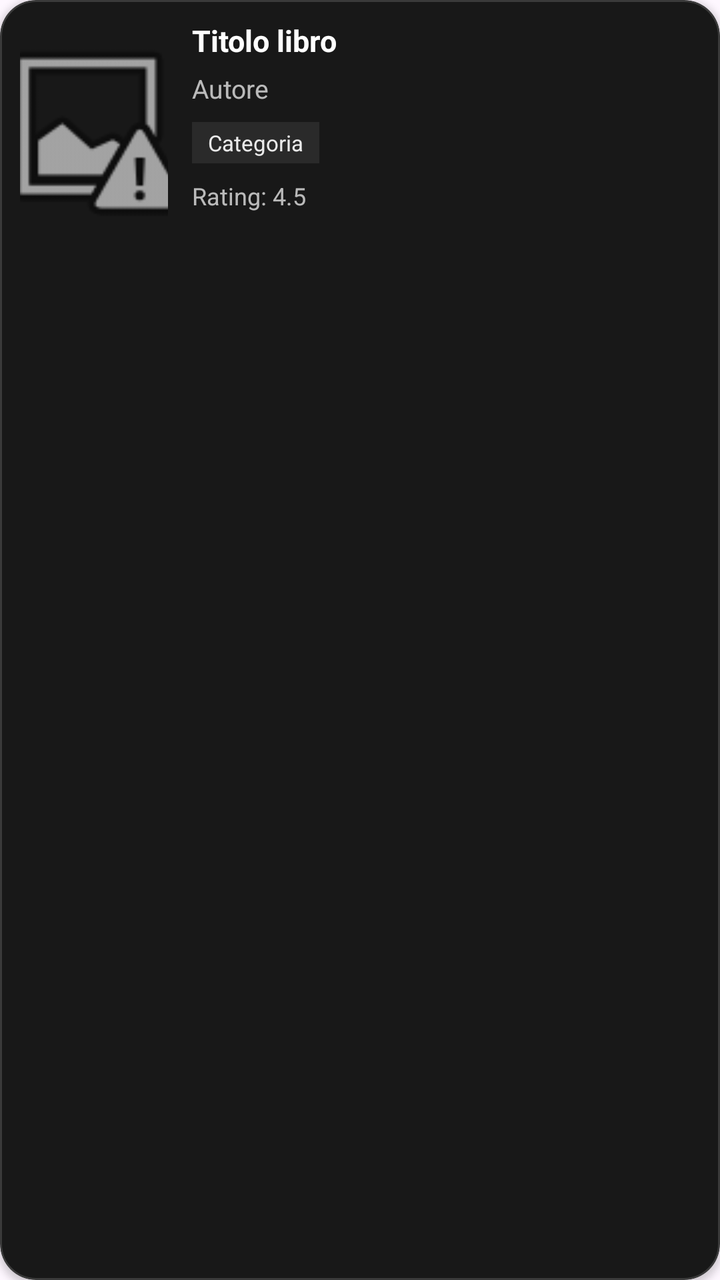
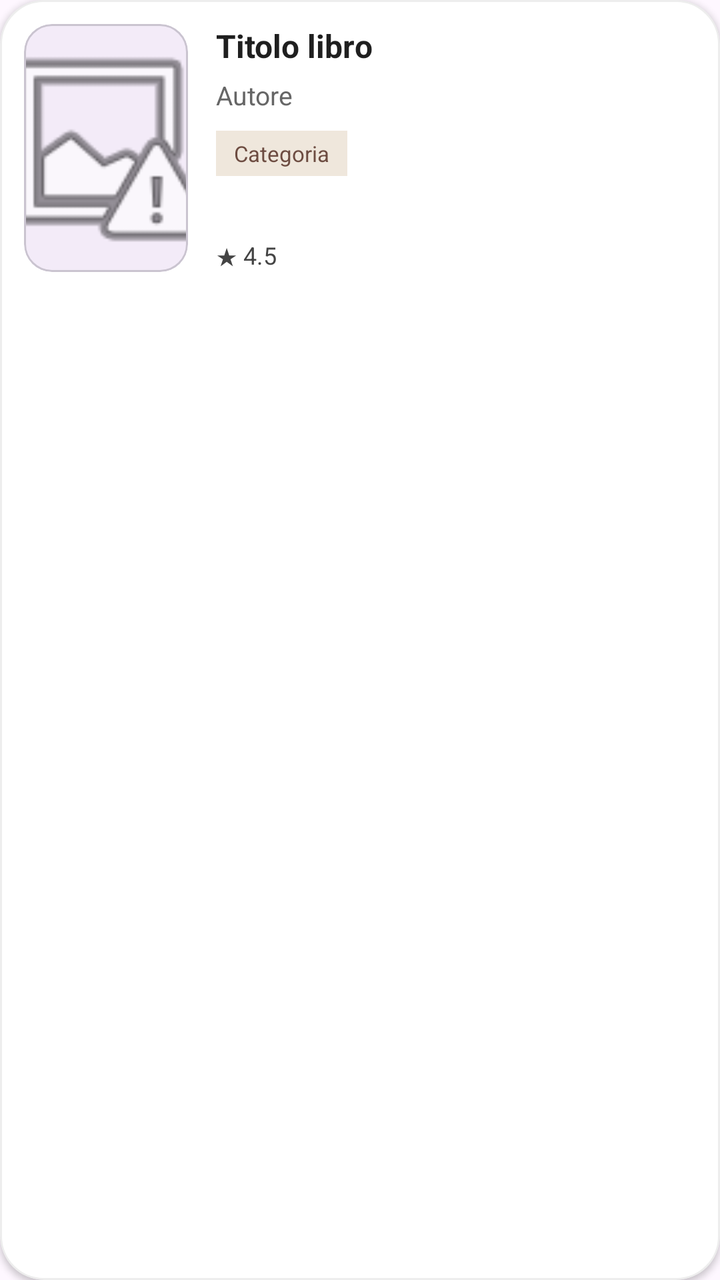

The first picture is an Android layout as it rendered before a commit; the second is the same layout after the commit. The layout source and the unified diff follow.
<!-- AndroidManifest.xml: application theme Theme.Bookt -->
<!-- res/layout/item_book.xml -->
<?xml version="1.0" encoding="utf-8"?>
<com.google.android.material.card.MaterialCardView xmlns:android="http://schemas.android.com/apk/res/android"
    xmlns:app="http://schemas.android.com/apk/res-auto"
    android:layout_width="match_parent"
    android:layout_height="wrap_content"
    android:layout_marginBottom="12dp"
    android:backgroundTint="#181818"
    app:cardCornerRadius="18dp"
    app:cardElevation="2dp"
    app:strokeWidth="1dp"
    app:strokeColor="#26FFFFFF">

    <LinearLayout
        android:layout_width="match_parent"
        android:layout_height="wrap_content"
        android:orientation="horizontal"
        android:padding="10dp">

        <ImageView
            android:id="@+id/imgBookCover"
            android:layout_width="74dp"
            android:layout_height="112dp"
            android:contentDescription="Copertina libro"
            android:scaleType="centerCrop"
            android:src="@android:drawable/ic_menu_report_image" />

        <LinearLayout
            android:layout_width="0dp"
            android:layout_height="112dp"
            android:layout_marginStart="12dp"
            android:layout_weight="1"
            android:orientation="vertical">

            <TextView
                android:id="@+id/tvBookTitle"
                android:layout_width="match_parent"
                android:layout_height="wrap_content"
                android:maxLines="2"
                android:text="Titolo libro"
                android:textColor="@android:color/white"
                android:textSize="15sp"
                android:textStyle="bold" />

            <TextView
                android:id="@+id/tvBookAuthor"
                android:layout_width="match_parent"
                android:layout_height="wrap_content"
                android:layout_marginTop="5dp"
                android:maxLines="2"
                android:text="Autore"
                android:textColor="#B3FFFFFF"
                android:textSize="13sp" />

            <TextView
                android:id="@+id/tvBookCategory"
                android:layout_width="wrap_content"
                android:layout_height="wrap_content"
                android:layout_marginTop="8dp"
                android:background="#2A2A2A"
                android:paddingStart="8dp"
                android:paddingTop="3dp"
                android:paddingEnd="8dp"
                android:paddingBottom="3dp"
                android:text="Categoria"
                android:textColor="#E6FFFFFF"
                android:textSize="11sp" />

            <TextView
                android:id="@+id/tvBookRating"
                android:layout_width="wrap_content"
                android:layout_height="wrap_content"
                android:layout_marginTop="8dp"
                android:text="Rating: 4.5"
                android:textColor="#B3FFFFFF"
                android:textSize="12sp" />

        </LinearLayout>
    </LinearLayout>

</com.google.android.material.card.MaterialCardView>
<!-- resources referenced by this layout -->
<resources>
  <style name="Theme.Bookt" parent="Base.Theme.Bookt" />
  <style name="Base.Theme.Bookt" parent="Theme.Material3.DayNight.NoActionBar">
      </style>
</resources>

<!-- the commit's change to res/layout/item_book.xml (unified diff, before → after) -->
@@ -3,31 +3,38 @@
     xmlns:app="http://schemas.android.com/apk/res-auto"
     android:layout_width="match_parent"
     android:layout_height="wrap_content"
-    android:layout_marginBottom="12dp"
-    android:backgroundTint="#181818"
-    app:cardCornerRadius="18dp"
+    android:layout_marginBottom="14dp"
+    app:cardCornerRadius="22dp"
     app:cardElevation="2dp"
     app:strokeWidth="1dp"
-    app:strokeColor="#26FFFFFF">
+    app:strokeColor="#12000000"
+    app:cardBackgroundColor="#FFFFFF">
 
     <LinearLayout
         android:layout_width="match_parent"
         android:layout_height="wrap_content"
         android:orientation="horizontal"
-        android:padding="10dp">
+        android:padding="12dp">
 
-        <ImageView
-            android:id="@+id/imgBookCover"
-            android:layout_width="74dp"
-            android:layout_height="112dp"
-            android:contentDescription="Copertina libro"
-            android:scaleType="centerCrop"
-            android:src="@android:drawable/ic_menu_report_image" />
+        <com.google.android.material.card.MaterialCardView
+            android:layout_width="82dp"
+            android:layout_height="124dp"
+            app:cardCornerRadius="14dp"
+            app:cardElevation="0dp">
+
+            <ImageView
+                android:id="@+id/imgBookCover"
+                android:layout_width="match_parent"
+                android:layout_height="match_parent"
+                android:contentDescription="Copertina libro"
+                android:scaleType="centerCrop"
+                android:src="@android:drawable/ic_menu_report_image" />
+        </com.google.android.material.card.MaterialCardView>
 
         <LinearLayout
             android:layout_width="0dp"
-            android:layout_height="112dp"
-            android:layout_marginStart="12dp"
+            android:layout_height="124dp"
+            android:layout_marginStart="14dp"
             android:layout_weight="1"
             android:orientation="vertical">
 
@@ -35,10 +42,11 @@
                 android:id="@+id/tvBookTitle"
                 android:layout_width="match_parent"
                 android:layout_height="wrap_content"
+                android:ellipsize="end"
                 android:maxLines="2"
                 android:text="Titolo libro"
-                android:textColor="@android:color/white"
-                android:textSize="15sp"
+                android:textColor="#1F1F1F"
+                android:textSize="16sp"
                 android:textStyle="bold" />
 
             <TextView
@@ -46,32 +54,46 @@
                 android:layout_width="match_parent"
                 android:layout_height="wrap_content"
                 android:layout_marginTop="5dp"
+                android:ellipsize="end"
                 android:maxLines="2"
                 android:text="Autore"
-                android:textColor="#B3FFFFFF"
+                android:textColor="#666666"
                 android:textSize="13sp" />
 
-            <TextView
-                android:id="@+id/tvBookCategory"
-                android:layout_width="wrap_content"
+            <LinearLayout
+                android:layout_width="match_parent"
                 android:layout_height="wrap_content"
-                android:layout_marginTop="8dp"
-                android:background="#2A2A2A"
-                android:paddingStart="8dp"
-                android:paddingTop="3dp"
-                android:paddingEnd="8dp"
-                android:paddingBottom="3dp"
-                android:text="Categoria"
-                android:textColor="#E6FFFFFF"
-                android:textSize="11sp" />
+                android:layout_marginTop="9dp"
+                android:orientation="horizontal">
+
+                <TextView
+                    android:id="@+id/tvBookCategory"
+                    android:layout_width="wrap_content"
+                    android:layout_height="wrap_content"
+                    android:background="#EFE7DC"
+                    android:ellipsize="end"
+                    android:maxLines="1"
+                    android:paddingStart="9dp"
+                    android:paddingTop="4dp"
+                    android:paddingEnd="9dp"
+                    android:paddingBottom="4dp"
+                    android:text="Categoria"
+                    android:textColor="#6D4C41"
+                    android:textSize="11sp" />
+
+            </LinearLayout>
+
+            <Space
+                android:layout_width="match_parent"
+                android:layout_height="0dp"
+                android:layout_weight="1" />
 
             <TextView
                 android:id="@+id/tvBookRating"
                 android:layout_width="wrap_content"
                 android:layout_height="wrap_content"
-                android:layout_marginTop="8dp"
-                android:text="Rating: 4.5"
-                android:textColor="#B3FFFFFF"
+                android:text="★ 4.5"
+                android:textColor="#444444"
                 android:textSize="12sp" />
 
         </LinearLayout>
